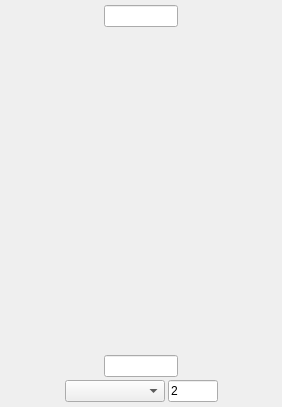
This is qt/widgets/mplcpp/inc/MantidQtWidgets/MplCpp/Colorbar.ui in mantidproject/mantid as Qt 5 draws it before an edit. The edited form follows.
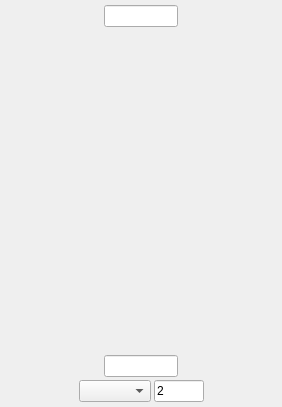
This is the edited form.

Commit message:
Use log locator and tick formatter for symlog scale
The default choice gives ticks that overlap and don't display in
scientific notation for the log scale.

What changed in the file:
```diff
--- a/qt/widgets/mplcpp/inc/MantidQtWidgets/MplCpp/Colorbar.ui
+++ b/qt/widgets/mplcpp/inc/MantidQtWidgets/MplCpp/Colorbar.ui
@@ -108,7 +108,7 @@
     </layout>
    </item>
    <item>
-    <layout class="QHBoxLayout" name="scaleLayout" stretch="1,4,0,1">
+    <layout class="QHBoxLayout" name="scaleLayout" stretch="0,0,0,0">
      <item>
       <spacer name="horizontalSpacer_5">
        <property name="orientation">
@@ -124,11 +124,11 @@
      </item>
      <item>
       <widget class="QComboBox" name="normTypeOpt">
-       <property name="maximumSize">
-        <size>
-         <width>100</width>
-         <height>16777215</height>
-        </size>
+       <property name="sizePolicy">
+        <sizepolicy hsizetype="Preferred" vsizetype="Fixed">
+         <horstretch>0</horstretch>
+         <verstretch>0</verstretch>
+        </sizepolicy>
        </property>
       </widget>
      </item>
```
The commit also changes 7 other files.
